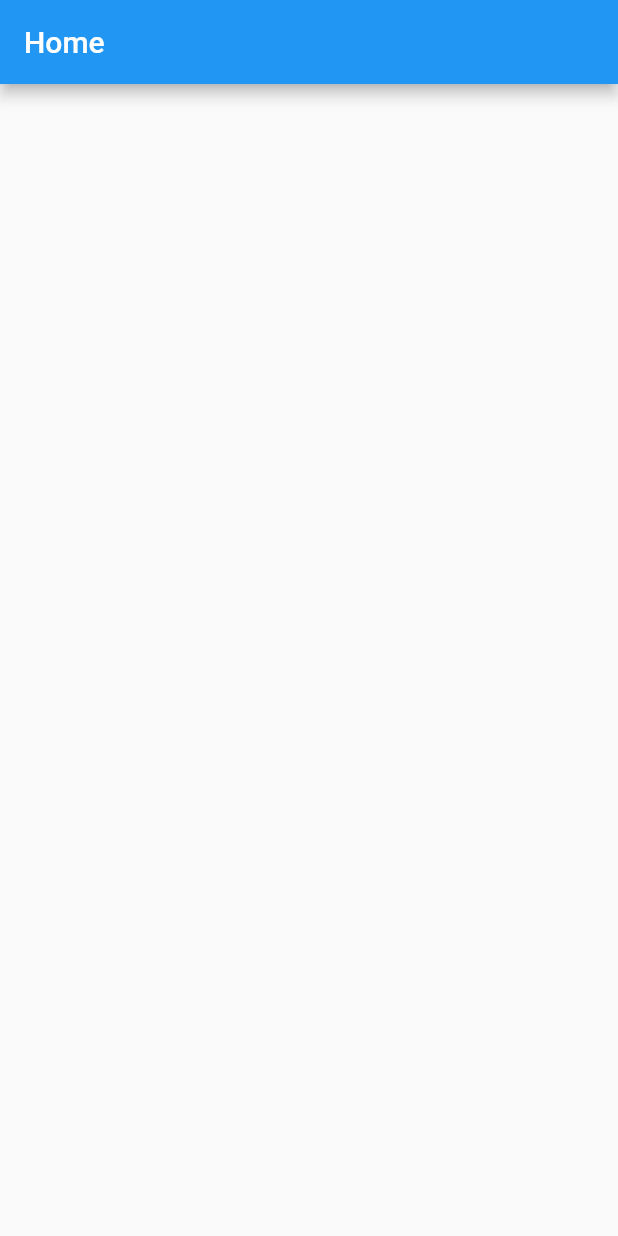
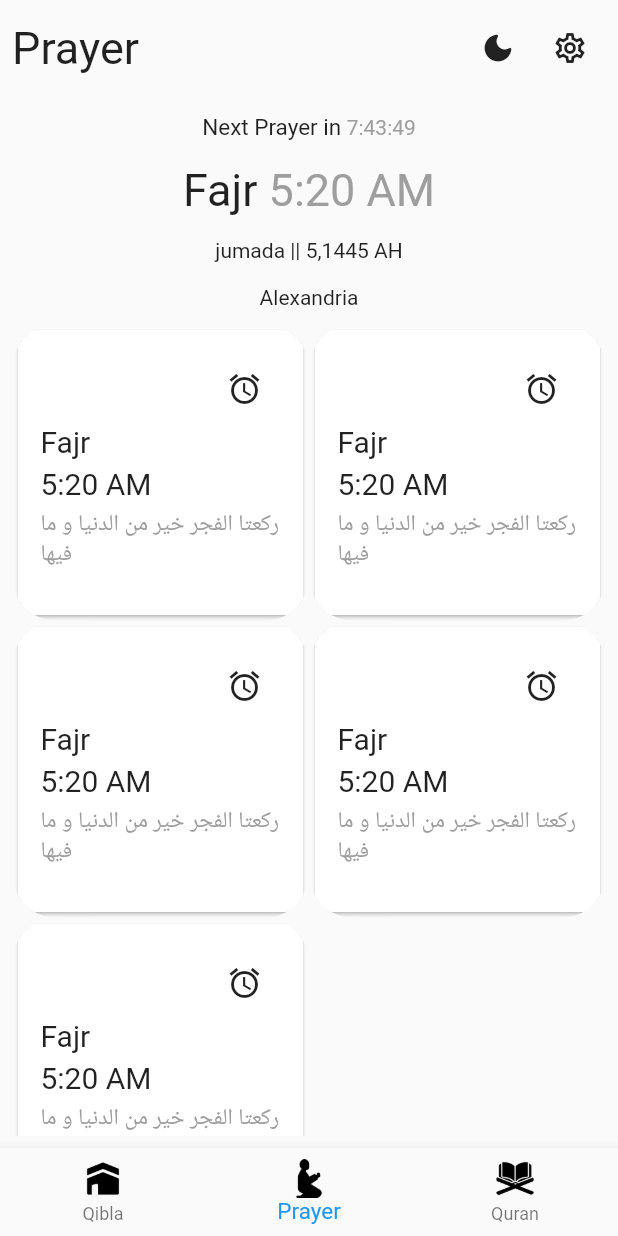
Before and after one commit to Said1221/Elmoazen, a Flutter app: the screen it shows after launch, on a phone screen of 412 x 824 dp. Run offline on Flutter 3.47's test engine with Material 2 defaults, Android fonts, the light colour scheme and no system bars; our stand-ins replace flutter_bloc, google_nav_bar, permission_handler; missing offline and left inert: flutter_qiblah, smooth_compass.

Commit message:
home and qiblah

```diff
--- /dev/null
+++ b/lib/cubit.dart
@@ -0,0 +1,44 @@
+
+import 'package:elmoazen/screens/home.dart';
+import 'package:elmoazen/screens/qibla.dart';
+import 'package:elmoazen/screens/quran.dart';
+import 'package:elmoazen/state.dart';
+import 'package:flutter/material.dart';
+import 'package:flutter_bloc/flutter_bloc.dart';
+import 'package:permission_handler/permission_handler.dart';
+
+class AppCubit extends Cubit<AppState>{
+  AppCubit() : super (AppinitialState());
+
+  static AppCubit get(context)=>BlocProvider.of(context);
+
+  int currentIndex = 1;
+
+  bool permission = false;
+
+  List<Widget>screens = [
+    qibla(),
+    home(),
+    quran(),
+  ];
+
+  void onTapItem(int index){
+    currentIndex = index;
+    emit(AppChangeBottomNav());
+  }
+
+  Future getPermission()async{
+   if(await Permission.location.serviceStatus.isEnabled){
+     var status = await Permission.location.status;
+     if(status.isGranted){
+       permission = true;
+     }
+     else{
+       Permission.location.request().then((value){
+         permission = (value == PermissionStatus.granted);
+       });
+     }
+   }
+  }
+
+}
--- a/lib/homeLayout.dart
+++ b/lib/homeLayout.dart
@@ -1,13 +1,39 @@
 
+import 'package:elmoazen/cubit.dart';
+import 'package:elmoazen/state.dart';
 import 'package:flutter/material.dart';
+import 'package:flutter_bloc/flutter_bloc.dart';
+import 'package:google_nav_bar/google_nav_bar.dart';
 
 class homeLayout extends StatelessWidget {
 
   @override
   Widget build(BuildContext context) {
-    return Scaffold(
-      appBar: AppBar(
-        title: Text('Home'),
+    return BlocProvider(
+      create: (BuildContext)=>AppCubit()..getPermission(),
+      child: BlocConsumer<AppCubit , AppState>(
+        listener: (BuildContext context , AppState state){},
+          builder: (BuildContext context , AppState state){
+          AppCubit cubit = AppCubit.get(context);
+          return Scaffold(
+
+            body: cubit.screens[cubit.currentIndex],
+
+            bottomNavigationBar: BottomNavigationBar(
+              type: BottomNavigationBarType.fixed,
+              currentIndex: cubit.currentIndex,
+              selectedFontSize: 15,
+              onTap: (index){
+                cubit.onTapItem(index);
+              },
+              items: [
+                BottomNavigationBarItem(icon: Image.asset('assets/kaaba.png' , scale: 20,),label: 'Qibla'),
+                BottomNavigationBarItem(icon: Image.asset('assets/prayer.png' , scale: 20,),label: 'Prayer'),
+                BottomNavigationBarItem(icon: Image.asset('assets/quran.png' , scale: 20,),label: 'Quran'),
+              ],
+            ),
+          );
+          },
       ),
     );
   }
--- a/lib/main.dart
+++ b/lib/main.dart
@@ -26,6 +26,7 @@ class MyApp extends StatelessWidget {
         primarySwatch: Colors.blue,
       ),
       home: homeLayout(),
+      debugShowCheckedModeBanner: false,
     );
   }
 }
--- /dev/null
+++ b/lib/screens/home.dart
@@ -0,0 +1,105 @@
+
+import 'package:flutter/cupertino.dart';
+import 'package:flutter/material.dart';
+
+class home extends StatelessWidget {
+
+
+  @override
+  Widget build(BuildContext context) {
+    return Scaffold(
+      body: SafeArea(
+        child: Padding(
+          padding: const EdgeInsets.all(8.0),
+          child: Column(
+            crossAxisAlignment: CrossAxisAlignment.center,
+            children: [
+              Row(
+                children: [
+                  Expanded(child: Text("Prayer" , style: TextStyle(fontSize: 30),)),
+                  IconButton(onPressed: (){},
+                      icon: Icon(Icons.dark_mode_rounded),
+                  ),
+                  IconButton(onPressed: (){},
+                    icon: Icon(Icons.settings_outlined),
+                  ),
+                ],
+              ),
+              SizedBox(
+                height: 20,
+              ),
+              Row(
+                mainAxisAlignment: MainAxisAlignment.center,
+                children: [
+                  Text('Next Prayer in ' , style: TextStyle(fontSize: 15),),
+                  Text('7:43:49' , style: TextStyle(color: Colors.grey),),
+                ],
+              ),
+              SizedBox(
+                height: 15,
+              ),
+              Row(
+                mainAxisAlignment: MainAxisAlignment.center,
+                children: [
+                  Text('Fajr ', style: TextStyle(fontSize: 30),),
+                  Text('5:20 AM', style: TextStyle(fontSize: 30 , color: Colors.grey),),
+                ],
+              ),
+              SizedBox(
+                height: 15,
+              ),
+              Text('jumada || 5,1445 AH'),
+              SizedBox(
+                height: 15,
+              ),
+              Text('Alexandria'),
+
+              SizedBox(
+                height: 10,
+              ),
+
+              Expanded(
+                child: GridView.count(
+                  physics: const BouncingScrollPhysics(),
+                  crossAxisCount: 2,
+                  childAspectRatio: 1,
+                  children:
+                    List.generate(5, (index) => ClipRRect(
+                      borderRadius: BorderRadius.circular(30),
+                      child: Card(
+                        child: Padding(
+                          padding: const EdgeInsets.all(15.0),
+                          child: Column(
+                            crossAxisAlignment: CrossAxisAlignment.start,
+                            children: [
+                              Row(
+                                crossAxisAlignment: CrossAxisAlignment.end,
+                                mainAxisAlignment: MainAxisAlignment.end,
+                                children: [
+                                  IconButton(onPressed: (){},
+                                      icon: Icon(Icons.alarm)
+                                  ),
+                                ],
+                              ),
+                              Text('Fajr' , style: TextStyle(fontSize: 20),),
+                              SizedBox(height: 5,),
+                              Text('5:20 AM',style: TextStyle(fontSize: 20),),
+                              SizedBox(
+                                height: 5,
+                              ),
+                              Text('ركعتا الفجر خير من الدنيا و ما فيها',style: TextStyle(color: Colors.grey, fontSize: 15),),
+                            ],
+                          ),
+                        ),
+                      ),
+                    ),
+                    ),
+                ),
+              ),
+            ],
+          ),
+        ),
+      ),
+    );
+  }
+}
--- /dev/null
+++ b/lib/screens/quran.dart
@@ -0,0 +1,16 @@
+
+import 'package:flutter/cupertino.dart';
+import 'package:flutter/material.dart';
+
+class quran extends StatelessWidget {
+
+
+  @override
+  Widget build(BuildContext context) {
+    return Scaffold(
+      appBar: AppBar(
+        title: Text('quran'),
+      ),
+    );
+  }
+}
--- /dev/null
+++ b/lib/state.dart
@@ -0,0 +1,5 @@
+class AppState{}
+
+class AppinitialState extends AppState{}
+
+class AppChangeBottomNav extends AppState{}
```
Also changed, not shown: lib/screens/qibla.dart (added, +62 -0 lines), pubspec.yaml (+11 -0 lines), assets/kaaba.png (added), assets/prayer.png (added), assets/quran.png (added), pubspec.lock, 4 other files.
